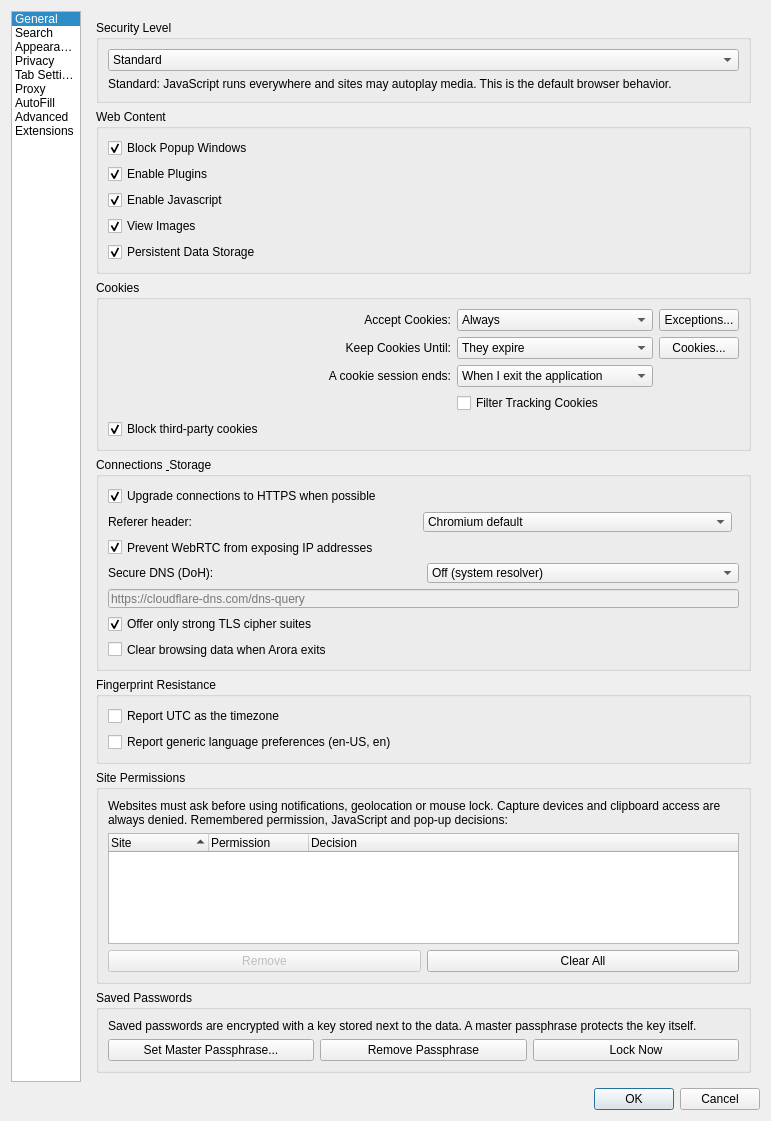
Before: the Qt Designer form src/settings.ui in IT-Space-2026/arktos, drawn with Qt 5.
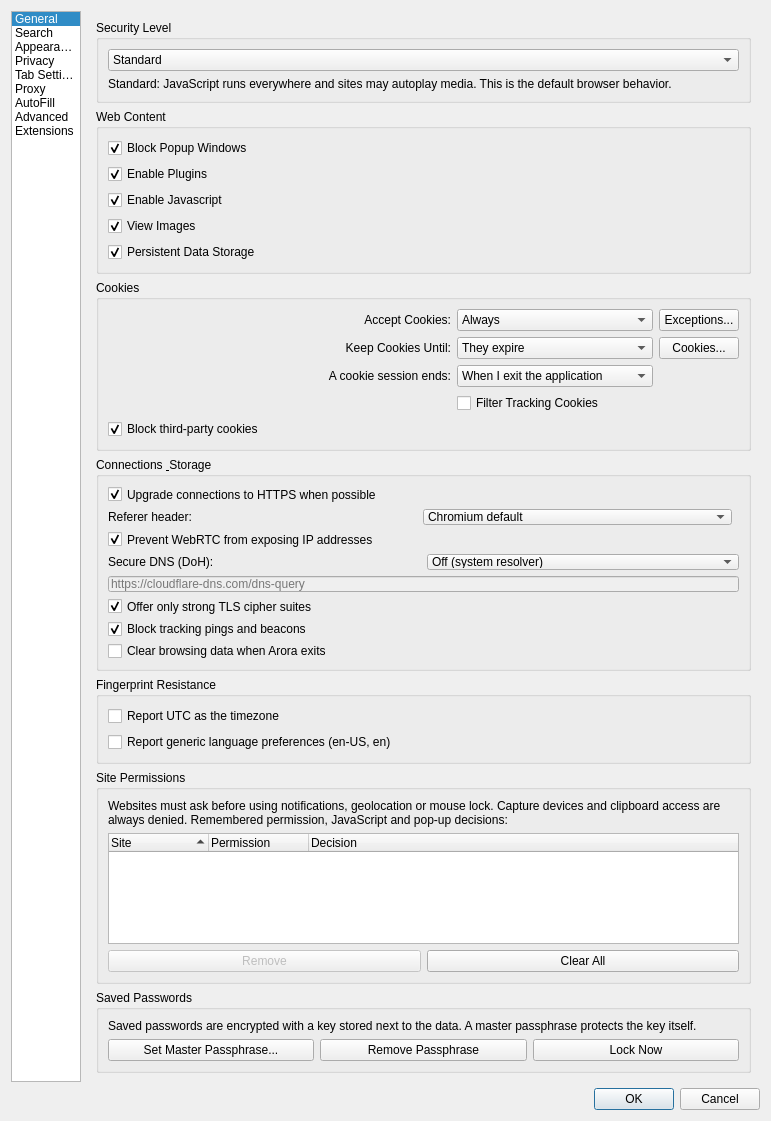
After: the same form once the commit is applied. The open tabs and pages were chosen to show the change.

Commit message: PING01: block tracking pings, beacons and CSP reports

Patch:
```diff
--- a/src/settings.ui
+++ b/src/settings.ui
@@ -1572,6 +1572,19 @@
             </property>
            </widget>
           </item>
+          <item>
+           <widget class="QCheckBox" name="blockPings">
+            <property name="toolTip">
+             <string>Drop navigator.sendBeacon beacons, &lt;a ping&gt; link-tracking pings and Content-Security-Policy violation reports — invisible uploads sites use to track what you click and where you go. CSP still protects you; only its telemetry reports are suppressed. Uncheck to let sites receive them again.</string>
+            </property>
+            <property name="text">
+             <string>Block tracking pings and beacons</string>
+            </property>
+            <property name="checked">
+             <bool>true</bool>
+            </property>
+           </widget>
+          </item>
           <item>
            <widget class="QCheckBox" name="clearOnExit">
             <property name="toolTip">
```
Left out of the diff: 1 changed line with no effect on the pictures. The commit also changes 12 other files.
